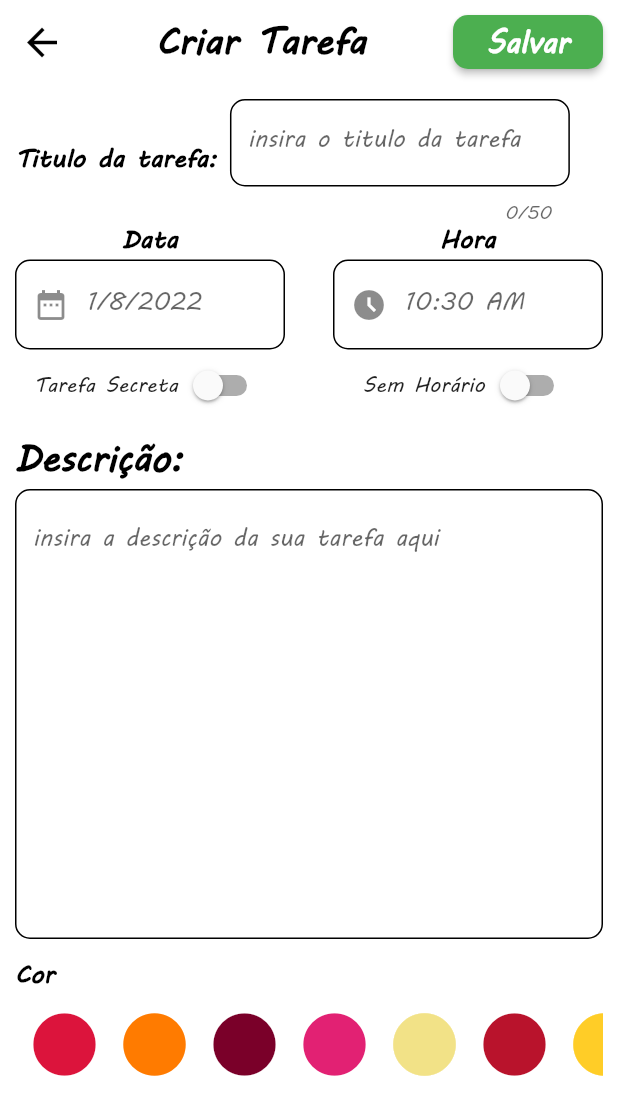
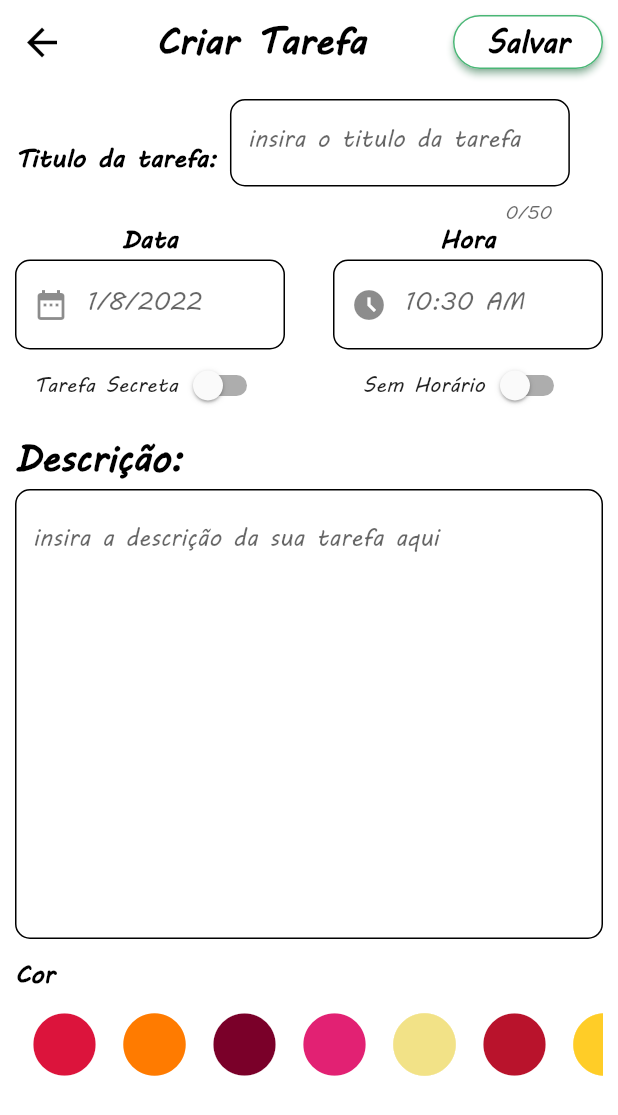
Before and after one commit to albertocruz96/CierNote, a Flutter app: the screen it shows after launch, after a tap on "Criar Tarefa", on a phone screen of 412 x 824 dp. Shown: the top 1115 px of the screen. Run offline on Flutter 3.47's test engine with Material 2 defaults, Android fonts, the phone set to English and light mode, and no system bars; our stand-ins replace date_picker_timeline, flutter_local_notifications, local_auth, sqflite, timezone; accounts and stored records are empty.

Commit message:
adicao tela de lixeira e configuracacao do banco de dados para criar outra tabela chamada lixeira

```diff
--- a/lib/Telas/tela_adionar_tarefa.dart
+++ b/lib/Telas/tela_adionar_tarefa.dart
@@ -81,7 +81,7 @@ class _TelaAdionarTarefaState extends State<TelaAdionarTarefa> {
       BancoDeDados.columnTarefaNotificacao: false,
       BancoDeDados.columnTarefaSecreta: tarefaSecreta
     };
-    await bancoDados.inserir(linha);
+    await bancoDados.inserir(linha,Constantes.nomeTabelaTarefas);
   }
 
   // metodo para exibir alerta pedindo confirmacao para sair da tela
@@ -175,12 +175,16 @@ class _TelaAdionarTarefaState extends State<TelaAdionarTarefa> {
                 height: 50,
                 child: ElevatedButton(
                   style: ElevatedButton.styleFrom(
+                      side: const BorderSide(color: PaletaCores.corVerde),
+                      shadowColor: PaletaCores.corVerde,
                       shape: const RoundedRectangleBorder(
-                          borderRadius: BorderRadius.all(Radius.circular(10))),
-                      primary: Colors.green),
+                          borderRadius: BorderRadius.all(Radius.circular(30))),
+                      primary: Colors.white),
                   child: Text(Textos.btnSalvar,
                       style: const TextStyle(
-                          fontWeight: FontWeight.bold, fontSize: 20)),
+                          color: Colors.black,
+                          fontWeight: FontWeight.bold,
+                          fontSize: 20)),
                   onPressed: () {
                     confirmacaoSairTela = true;
                     if (_chaveFormulario.currentState!.validate()) {
--- a/lib/Telas/tela_editar_tarefa.dart
+++ b/lib/Telas/tela_editar_tarefa.dart
@@ -130,7 +130,7 @@ class _TelaEditarTarefaState extends State<TelaEditarTarefa> {
       BancoDeDados.columnTarefaFavorito: false,
       BancoDeDados.columnTarefaSecreta: tarefaSecreta
     };
-    await bancoDados.atualizar(linha);
+    await bancoDados.atualizar(linha,Constantes.nomeTabelaTarefas);
   }
 
   // metodo para exibir alerta pedindo confirmacao para sair da tela
--- a/lib/Telas/tela_principal.dart
+++ b/lib/Telas/tela_principal.dart
@@ -42,7 +42,7 @@ class _TelaPrincipalState extends State<TelaPrincipal> {
 // no banco de dados e exibir ao usuario ordenando pela data
   consultarTarefas() async {
     // chamando metodo responsavel por pegar os itens no banco de dados
-    await Consulta.consultarTarefasBanco().then((value) {
+    await Consulta.consultarTarefasBanco(Constantes.nomeTabelaTarefas).then((value) {
       setState(() {
         tarefas = value;
         // removendo itens da lista que corresponde aos criterios passados
@@ -163,14 +163,19 @@ class _TelaPrincipalState extends State<TelaPrincipal> {
                       size: 25, color: PaletaCores.corAzulCianoClaro),
                   title: Text(Textos.btnFavoritos,
                       style: const TextStyle(fontSize: 18)),
-                  onTap: () {},
+                  onTap: () {
+
+                  },
                 ),
                 ListTile(
                   leading: const Icon(Icons.restore_from_trash_sharp,
                       size: 25, color: PaletaCores.corAzulCianoClaro),
                   title: Text(Textos.btnLixeira,
                       style: const TextStyle(fontSize: 18)),
-                  onTap: () {},
+                  onTap: () {
+                    Navigator.popAndPushNamed(
+                        context, Constantes.telaLixeira);
+                  },
                 ),
               ],
             ),
--- a/lib/Telas/tela_tarefa_concluida_progresso.dart
+++ b/lib/Telas/tela_tarefa_concluida_progresso.dart
@@ -46,7 +46,7 @@ class _TelaTarefaConcluidaProgressoState
   // metodo responsavel por realizar as consultas ao banco de dados
   consultarTarefas() async {
     // chamando metodo responsavel por pegar a lista de tarefas
-    await Consulta.consultarTarefasBanco().then((value) {
+    await Consulta.consultarTarefasBanco(Constantes.nomeTabelaTarefas).then((value) {
       setState(() {
         if (tipoConsulta == Constantes.statusEmProgresso) {
           value.removeWhere((element) =>
--- a/lib/Telas/tela_tarefa_secretas.dart
+++ b/lib/Telas/tela_tarefa_secretas.dart
@@ -82,7 +82,7 @@ class _TelaTarefasSecretasState extends State<TelaTarefasSecretas>
   // metodo responsavel por realizar as consultas ao banco de dados
   consultarTarefas() async {
     // chamando metodo responsavel por pegar a lista de tarefas
-    await Consulta.consultarTarefasBanco().then((value) {
+    await Consulta.consultarTarefasBanco(Constantes.nomeTabelaTarefas).then((value) {
       setState(() {
         //removendo elementos da lista que contenham os seguintes parametros
         value.removeWhere((element) =>
--- a/lib/Uteis/banco_de_dados.dart
+++ b/lib/Uteis/banco_de_dados.dart
@@ -7,7 +7,8 @@ import 'package:path_provider/path_provider.dart';
 class BancoDeDados {
   static const bancoDadosNome = Constantes.nomeBanco;
   static const bancoDadosVersao = 1;
-  static const table = Constantes.nomeTabela;
+  static const tabelaTarefas = Constantes.nomeTabelaTarefas;
+  static const tabelaLixeira = Constantes.nomeTabelaLixeira;
   static const columnId = Constantes.bancoId;
   static const columnTarefaTitulo = Constantes.bancoTitulo;
   static const columnTarefaConteudo = Constantes.bancoConteudo;
@@ -44,7 +45,21 @@ class BancoDeDados {
   // Código SQL para criar o banco de dados e a tabela
   Future _onCreate(Database db, int version) async {
     await db.execute('''
-          CREATE TABLE $table (
+          CREATE TABLE $tabelaTarefas(
+            $columnId INTEGER PRIMARY KEY,
+            $columnTarefaTitulo TEXT NOT NULL,
+            $columnTarefaConteudo TEXT NOT NULL,
+            $columnTarefaCor TEXT NOT NULL,
+            $columnTarefaHora TEXT NOT NULL,
+            $columnTarefaData TEXT NOT NULL,
+            $columnTarefaStatus TEXT NOT NULL,
+            $columnTarefaFavorito BIT NOT NULL,
+            $columnTarefaNotificacao BIT NOT NULL,
+            $columnTarefaSecreta BIT NOT NULL
+          )
+          ''');
+    await db.execute('''
+          CREATE TABLE $tabelaLixeira(
             $columnId INTEGER PRIMARY KEY,
             $columnTarefaTitulo TEXT NOT NULL,
             $columnTarefaConteudo TEXT NOT NULL,
@@ -63,31 +78,31 @@ class BancoDeDados {
   // metodo para inserir dados no banco
   // uma linha e inserida onde cada chave
   // no Map é um nome de coluna e o valor é o valor da coluna.
-  Future<int> inserir(Map<String, dynamic> row) async {
+  Future<int> inserir(Map<String, dynamic> row, String tabela) async {
     Database? db = await instance.database;
-    return await db!.insert(table, row);
+    return await db!.insert(tabela, row);
   }
 
   // metodo para realizr a consuta no banco de dados de todas as linhas
   // elas são retornadas como uma lista de mapas
-  Future<List<Map<String, dynamic>>> consultarLinhas() async {
+  Future<List<Map<String, dynamic>>> consultarLinhas(String tabela) async {
     Database? db = await instance.database;
-    return await db!.query(table);
+    return await db!.query(tabela);
   }
 
   // metodo para atualizar os dados
   // a coluna id no mapa está definida. Os outros
   // valores das colunas serão usados para atualizar a linha.
-  Future<int> atualizar(Map<String, dynamic> row) async {
+  Future<int> atualizar(Map<String, dynamic> row, String tabela) async {
     Database? db = await instance.database;
     int id = row[columnId];
     return await db!
-        .update(table, row, where: '$columnId = ?', whereArgs: [id]);
+        .update(tabela, row, where: '$columnId = ?', whereArgs: [id]);
   }
 
   // metodo para excluir a linha especificada pelo id.
-  Future<int> excluir(int id) async {
+  Future<int> excluir(int id, String tabela) async {
     Database? db = await instance.database;
-    return await db!.delete(table, where: '$columnId = ?', whereArgs: [id]);
+    return await db!.delete(tabela, where: '$columnId = ?', whereArgs: [id]);
   }
 }
--- a/lib/Uteis/constantes.dart
+++ b/lib/Uteis/constantes.dart
@@ -1,5 +1,4 @@
 class Constantes {
-
   // constantes para a rota das telas
   static const String telaInicial = "/telaInicial";
   static const String telaTarefaAdicao = "/telaTarefaAdicao";
@@ -8,15 +7,20 @@ class Constantes {
   static const String telaTarefasSecretas = "/telaTarefaSecreta";
   static const String telaTarefaConcluidaProgresso =
       "/telaTarefaConcluidaProgresso";
+
+  static const String telaLixeira = "/telaLixeira";
   static const String telaExibirConcluido = "telaConcluida";
   static const String telaExibirProgresso = "telaProgresso";
   static const String telaParametroDetalhes = "detalhesTarefa";
+  static const String telaParametroTelaDetalhesComando = "comandoTela";
 
   static String horaSemPrazo = "Sem Horário";
   static String tarefaSecreta = "Tarefa Secreta";
+
   // constantes para o status da tarefa
   static const String statusEmProgresso = "Em Progresso";
   static const String statusConcluido = "Concluido";
+
   // constantes usadas nos pop ups na tela onde fica os detalhes da tarefa
   static const String popUpMenuEditar = "editar";
   static const String popUpMenuFavoritar = "favorito";
@@ -29,7 +33,8 @@ class Constantes {
 
   // constantes para o banco de dados sql lite
   static const nomeBanco = "tarefasBanco.db";
-  static const nomeTabela = 'tarefas';
+  static const nomeTabelaTarefas = 'tarefas';
+  static const nomeTabelaLixeira = 'lixeira';
   static const bancoId = 'id';
   static const bancoTitulo = 'titulo';
   static const bancoConteudo = 'conteudo';
--- a/lib/Uteis/consulta_banco_dados.dart
+++ b/lib/Uteis/consulta_banco_dados.dart
@@ -9,8 +9,8 @@ class Consulta {
   static BancoDeDados bancoDados = BancoDeDados.instance;
 
   //metodo para realizar a consulta no banco de dados
-  static Future<List<TarefaModelo>> consultarTarefasBanco() async {
-    final registros = await bancoDados.consultarLinhas();
+  static Future<List<TarefaModelo>> consultarTarefasBanco(String tabela) async {
+    final registros = await bancoDados.consultarLinhas(tabela);
     List<TarefaModelo> lista = [];
     for (var linha in registros) {
       dynamic cor = linha[Constantes.bancoCor];
--- a/lib/Uteis/rotas.dart
+++ b/lib/Uteis/rotas.dart
@@ -1,4 +1,5 @@
 import 'package:ciernote/Telas/tela_editar_tarefa.dart';
+import 'package:ciernote/Telas/tela_lixeira.dart';
 import 'package:ciernote/Telas/tela_principal.dart';
 import 'package:ciernote/Telas/tela_adionar_tarefa.dart';
 import 'package:ciernote/Telas/tela_tarefa_concluida_progresso.dart';
@@ -18,6 +19,8 @@ class Rotas {
     switch (settings.name) {
       case Constantes.telaInicial:
         return MaterialPageRoute(builder: (_) => const TelaPrincipal());
+      case Constantes.telaLixeira:
+        return MaterialPageRoute(builder: (_) => const TelaLixeira());
       case Constantes.telaTarefasSecretas:
         return MaterialPageRoute(builder: (_) => const TelaTarefasSecretas());
       case Constantes.telaTarefaAdicao:
--- a/lib/Uteis/textos.dart
+++ b/lib/Uteis/textos.dart
@@ -30,6 +30,9 @@ class Textos {
 
   static String txtBoasVindas = "Bom dia";
 
+  // Tela Lixeira
+  static String txtTelaLixeira = "Lixeira de Tarefas";
+
   // Tela criar e editar tarefa
   static String txtTelaCriarTarefa = "Criar Tarefa";
   static String txtTituloTarefa = "Titulo da tarefa: ";
@@ -58,7 +61,7 @@ class Textos {
 
   static String txtLegListaVaziaDataSelecionada =
       "Sem tarefas na data selecionada";
-  static String txtLegListaVazia = "Sem tarefas a serem realizadas";
+  static String txtLegListaVazia = "Sem tarefas";
   static String txtData = "Data";
   static String txtHora = "Hora";
   static String txtCor = "Cor";
```
Also changed, not shown: lib/Telas/tela_lixeira.dart (added, +108 -0 lines), lib/Telas/tela_tarefa_detalhada.dart (+20 -5 lines).
